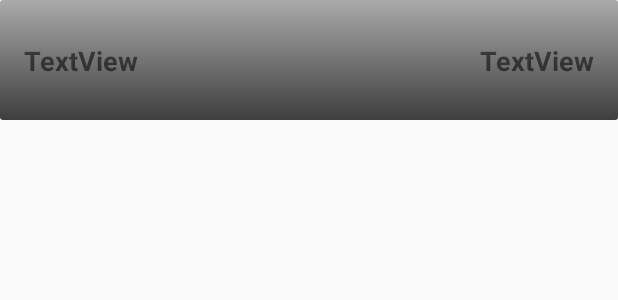
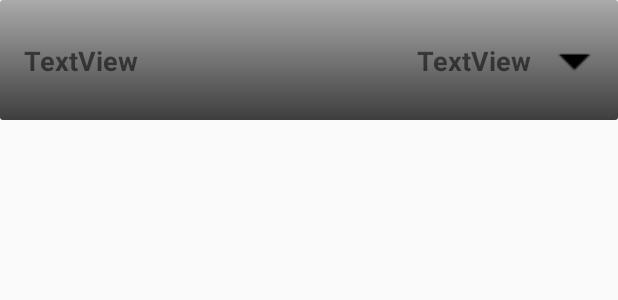
Before and after one commit to EWCMF/MobileMerchant, an Android app: the layout debt_list_item.xml on its own in the app's theme, with its tools: preview values and no code run, on a phone screen of 412 x 824 dp. Shown: the top 300 px of the screen. Run offline under Robolectric (Android 15) with nearby library versions, the phone set to English and light mode, and no system bars.

Commit message:
Small clean ups in different files. List UI changed.

```diff
--- a/app/src/main/java/com/android/example/mobilemerchant/data/DebtOwedItem.java
+++ b/app/src/main/java/com/android/example/mobilemerchant/data/DebtOwedItem.java
@@ -70,8 +70,4 @@ public class DebtOwedItem {
     public int getDebtOwnerID() {
         return debtOwnerID;
     }
-
-    public void setDebtOwnerID(int debtOwnerID) {
-        this.debtOwnerID = debtOwnerID;
-    }
 }
--- a/app/src/main/java/com/android/example/mobilemerchant/logic/DebtOwedRepository.java
+++ b/app/src/main/java/com/android/example/mobilemerchant/logic/DebtOwedRepository.java
@@ -16,9 +16,8 @@ import java.util.List;
 public class DebtOwedRepository {
     private DebtOwedPersonDao debtOwedPersonDao;
     private DebtOwedItemDao debtOwedItemDao;
-    private LiveData<List<DebtOwedPerson>> allDebt;
 
-    public DebtOwedRepository(Application application, boolean toOthers) {
+    public DebtOwedRepository(Application application) {
         AppDatabase db = AppDatabase.getDatabase(application);
         debtOwedPersonDao = db.debtOwedPersonDao();
         debtOwedItemDao = db.debtOwedItemDao();
--- a/app/src/main/java/com/android/example/mobilemerchant/view/DebtOwedActivity.java
+++ b/app/src/main/java/com/android/example/mobilemerchant/view/DebtOwedActivity.java
@@ -25,7 +25,6 @@ import com.android.example.mobilemerchant.data.DebtOwedPersonWithItems;
 import com.android.example.mobilemerchant.presentation.DebtOwedViewModel;
 import com.android.example.mobilemerchant.presentation.DebtOwedViewModelFactory;
 
-import java.util.ArrayList;
 import java.util.Arrays;
 import java.util.List;
 import java.util.Objects;
--- /dev/null
+++ b/app/src/main/res/drawable/baseline_arrow_drop.xml
@@ -0,0 +1,10 @@
+<vector xmlns:android="http://schemas.android.com/apk/res/android"
+    android:width="24dp"
+    android:height="24dp"
+    android:viewportWidth="24"
+    android:viewportHeight="24"
+    android:tint="?attr/colorControlNormal">
+  <path
+      android:fillColor="@android:color/white"
+      android:pathData="M7,10l5,5 5,-5z"/>
+</vector>
--- a/app/src/main/res/layout/debt_list_item.xml
+++ b/app/src/main/res/layout/debt_list_item.xml
@@ -29,25 +29,36 @@
                 android:id="@+id/listPersonAmount"
                 android:layout_width="wrap_content"
                 android:layout_height="wrap_content"
-                android:layout_marginEnd="16dp"
-                android:text="TextView"
+                android:layout_marginEnd="4dp"
                 android:textSize="18sp"
                 android:textStyle="bold"
                 app:layout_constraintBottom_toBottomOf="parent"
-                app:layout_constraintEnd_toEndOf="parent"
-                app:layout_constraintTop_toTopOf="parent" />
+                app:layout_constraintEnd_toStartOf="@+id/debt_list_arrow"
+                app:layout_constraintTop_toTopOf="parent"
+                tools:text="TextView" />
 
             <TextView
                 android:id="@+id/listPersonName"
                 android:layout_width="wrap_content"
                 android:layout_height="wrap_content"
                 android:layout_marginStart="16dp"
-                android:text="TextView"
+                tools:text="TextView"
                 android:textSize="18sp"
                 android:textStyle="bold"
                 app:layout_constraintBottom_toBottomOf="parent"
                 app:layout_constraintStart_toStartOf="parent"
                 app:layout_constraintTop_toTopOf="parent" />
 
+            <ImageView
+                android:id="@+id/debt_list_arrow"
+                android:layout_width="50dp"
+                android:layout_height="50dp"
+                android:layout_marginEnd="4dp"
+                android:scaleType="centerCrop"
+                android:src="@drawable/baseline_arrow_drop"
+                app:layout_constraintBottom_toBottomOf="parent"
+                app:layout_constraintEnd_toEndOf="parent"
+                app:layout_constraintTop_toTopOf="parent" />
+
         </androidx.constraintlayout.widget.ConstraintLayout>
     </androidx.constraintlayout.widget.ConstraintLayout>
```
Also changed, not shown: app/src/main/java/com/android/example/mobilemerchant/data/DebtOwedPerson.java (+0 -13 lines), app/src/main/java/com/android/example/mobilemerchant/presentation/DebtOwedViewModel.java (+1 -7 lines), app/src/main/java/com/android/example/mobilemerchant/view/DebtOwedAdapter.java (+21 -3 lines), app/src/main/java/com/android/example/mobilemerchant/view/MainActivity.java (+5 -22 lines), app/src/main/res/drawable-hdpi/baseline_arrow_drop.png (added), app/src/main/res/drawable-mdpi/baseline_arrow_drop.png (added), app/src/main/res/drawable-xhdpi/baseline_arrow_drop.png (added), app/src/main/res/drawable-xxhdpi/baseline_arrow_drop.png (added), app/src/main/res/drawable-xxxhdpi/baseline_arrow_drop.png (added).
